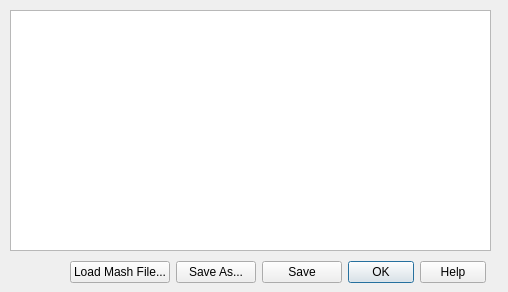
First picture: the form in dialogeditmashscheme.ui, repository Emile666/Ebrew_Qt, before the edit.
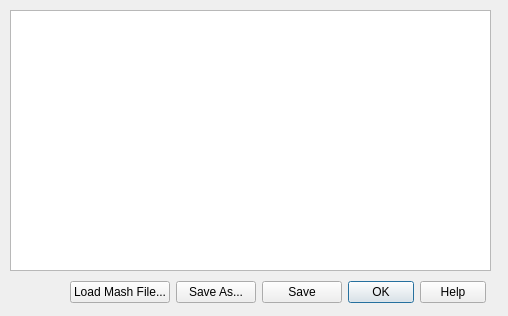
Second picture: the form after the edit.

The edit to the form file:
```diff
--- a/dialogeditmashscheme.ui
+++ b/dialogeditmashscheme.ui
@@ -7,7 +7,7 @@
     <x>0</x>
     <y>0</y>
     <width>508</width>
-    <height>292</height>
+    <height>316</height>
    </rect>
   </property>
   <property name="windowTitle">
@@ -19,7 +19,7 @@
      <x>10</x>
      <y>10</y>
      <width>481</width>
-     <height>241</height>
+     <height>261</height>
     </rect>
    </property>
    <property name="font">
@@ -31,11 +31,11 @@
     <string>This is the Text Editor for the Mash Scheme File</string>
    </property>
   </widget>
-  <widget class="QWidget" name="">
+  <widget class="QWidget" name="layoutWidget">
    <property name="geometry">
     <rect>
      <x>70</x>
-     <y>260</y>
+     <y>280</y>
      <width>416</width>
      <height>25</height>
     </rect>
```
Left out of the diff: 2 changed lines with no effect on the pictures.
